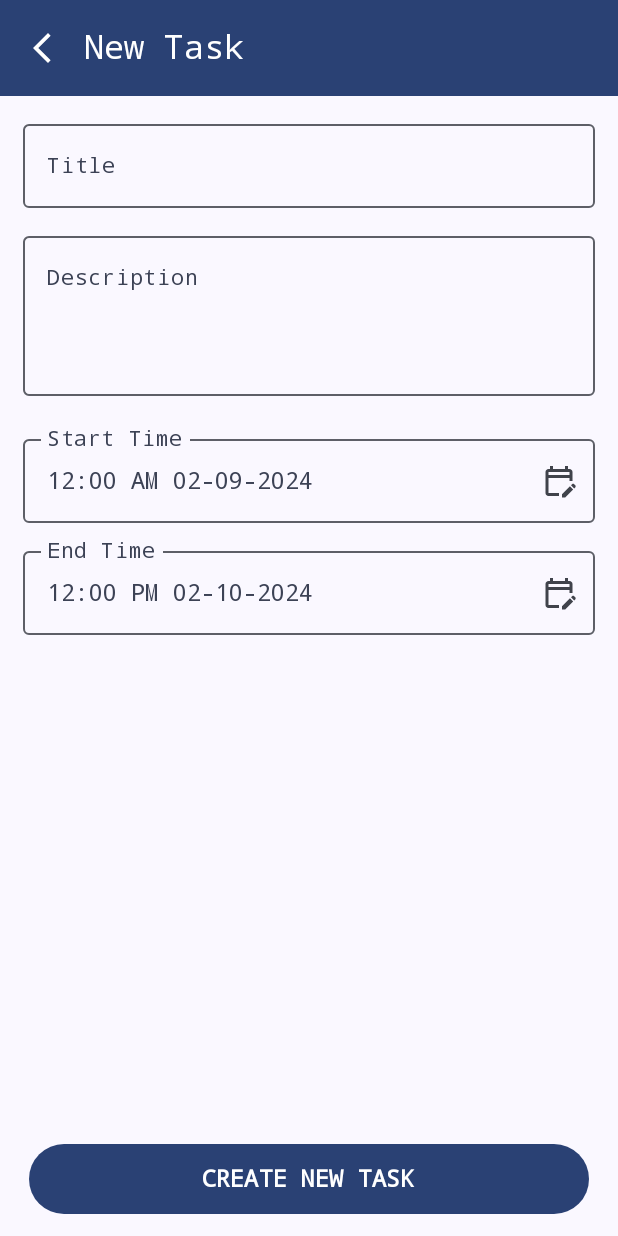
After one commit to ralphmarondev/taskify, an Android app built with Jetpack Compose: the NewTaskScreen screen opened through its navigation route, on a phone screen of 412 x 824 dp. The commit adds this screen. Run offline under Robolectric (Android 15) with nearby library versions, the phone set to English and light mode, and no system bars.

Commit message:
added newtask module
- added navigation dependency and appnavigation to manage navigation
  between screens
- navigating from home to newtask and vice versa
- added viewmodel for newtask

```diff
--- a/app/src/main/java/com/ralphmarondev/taskify/MainActivity.kt
+++ b/app/src/main/java/com/ralphmarondev/taskify/MainActivity.kt
@@ -5,7 +5,7 @@ import androidx.activity.ComponentActivity
 import androidx.activity.compose.setContent
 import androidx.activity.enableEdgeToEdge
 import androidx.core.splashscreen.SplashScreen.Companion.installSplashScreen
-import com.ralphmarondev.taskify.features.home.HomeScreen
+import com.ralphmarondev.taskify.core.navigation.AppNavigation
 import com.ralphmarondev.taskify.ui.theme.TaskifyTheme
 
 class MainActivity : ComponentActivity() {
@@ -15,7 +15,7 @@ class MainActivity : ComponentActivity() {
         enableEdgeToEdge()
         setContent {
             TaskifyTheme {
-                HomeScreen()
+                AppNavigation()
             }
         }
     }
--- /dev/null
+++ b/app/src/main/java/com/ralphmarondev/taskify/core/navigation/AppNavigation.kt
@@ -0,0 +1,35 @@
+package com.ralphmarondev.taskify.core.navigation
+
+import androidx.compose.runtime.Composable
+import androidx.navigation.NavHostController
+import androidx.navigation.compose.NavHost
+import androidx.navigation.compose.composable
+import androidx.navigation.compose.rememberNavController
+import com.ralphmarondev.taskify.features.home.HomeScreen
+import com.ralphmarondev.taskify.features.newtask.NewTaskScreen
+import kotlinx.serialization.Serializable
+
+class Screens {
+    @Serializable
+    object Home
+
+    @Serializable
+    object NewTask
+}
+
+@Composable
+fun AppNavigation(
+    navController: NavHostController = rememberNavController()
+) {
+    NavHost(
+        navController = navController,
+        startDestination = Screens.Home
+    ) {
+        composable<Screens.Home> {
+            HomeScreen(navController)
+        }
+        composable<Screens.NewTask> {
+            NewTaskScreen(navController)
+        }
+    }
+}
--- a/app/src/main/java/com/ralphmarondev/taskify/features/home/HomeScreen.kt
+++ b/app/src/main/java/com/ralphmarondev/taskify/features/home/HomeScreen.kt
@@ -1,12 +1,16 @@
 package com.ralphmarondev.taskify.features.home
 
 import androidx.compose.foundation.layout.Arrangement
+import androidx.compose.foundation.layout.Spacer
 import androidx.compose.foundation.layout.fillMaxSize
 import androidx.compose.foundation.layout.padding
+import androidx.compose.foundation.layout.width
 import androidx.compose.foundation.lazy.LazyColumn
 import androidx.compose.material.icons.Icons
+import androidx.compose.material.icons.outlined.PostAdd
 import androidx.compose.material.icons.outlined.Settings
 import androidx.compose.material3.ExperimentalMaterial3Api
+import androidx.compose.material3.ExtendedFloatingActionButton
 import androidx.compose.material3.Icon
 import androidx.compose.material3.IconButton
 import androidx.compose.material3.MaterialTheme
@@ -23,11 +27,16 @@ import androidx.compose.ui.text.style.TextAlign
 import androidx.compose.ui.tooling.preview.Preview
 import androidx.compose.ui.unit.dp
 import androidx.compose.ui.unit.sp
+import androidx.navigation.NavHostController
+import androidx.navigation.compose.rememberNavController
+import com.ralphmarondev.taskify.core.navigation.Screens
 import com.ralphmarondev.taskify.ui.theme.TaskifyTheme
 
 @OptIn(ExperimentalMaterial3Api::class)
 @Composable
-fun HomeScreen() {
+fun HomeScreen(
+    navController: NavHostController
+) {
     Scaffold(
         topBar = {
             TopAppBar(
@@ -51,6 +60,17 @@ fun HomeScreen() {
                     actionIconContentColor = MaterialTheme.colorScheme.onPrimary
                 )
             )
+        },
+        floatingActionButton = {
+            ExtendedFloatingActionButton(
+                onClick = { navController.navigate(Screens.NewTask) }) {
+                Icon(
+                    imageVector = Icons.Outlined.PostAdd,
+                    contentDescription = ""
+                )
+                Spacer(modifier = Modifier.width(8.dp))
+                Text(text = "NEW")
+            }
         }
     ) { innerPadding ->
         LazyColumn(
@@ -79,6 +99,8 @@ fun HomeScreen() {
 @Composable
 private fun HomeScreenPreview() {
     TaskifyTheme {
-        HomeScreen()
+        HomeScreen(
+            navController = rememberNavController()
+        )
     }
 }
--- /dev/null
+++ b/app/src/main/java/com/ralphmarondev/taskify/features/newtask/NewTaskScreen.kt
@@ -0,0 +1,224 @@
+package com.ralphmarondev.taskify.features.newtask
+
+import androidx.compose.foundation.layout.Column
+import androidx.compose.foundation.layout.Spacer
+import androidx.compose.foundation.layout.fillMaxSize
+import androidx.compose.foundation.layout.fillMaxWidth
+import androidx.compose.foundation.layout.height
+import androidx.compose.foundation.layout.padding
+import androidx.compose.material.icons.Icons
+import androidx.compose.material.icons.outlined.ArrowBackIosNew
+import androidx.compose.material.icons.outlined.EditCalendar
+import androidx.compose.material3.BottomAppBar
+import androidx.compose.material3.Button
+import androidx.compose.material3.ExperimentalMaterial3Api
+import androidx.compose.material3.Icon
+import androidx.compose.material3.IconButton
+import androidx.compose.material3.MaterialTheme
+import androidx.compose.material3.OutlinedTextField
+import androidx.compose.material3.Scaffold
+import androidx.compose.material3.Text
+import androidx.compose.material3.TopAppBar
+import androidx.compose.material3.TopAppBarDefaults
+import androidx.compose.runtime.Composable
+import androidx.compose.runtime.collectAsState
+import androidx.compose.runtime.getValue
+import androidx.compose.ui.Modifier
+import androidx.compose.ui.graphics.Color
+import androidx.compose.ui.text.TextStyle
+import androidx.compose.ui.text.font.FontFamily
+import androidx.compose.ui.text.font.FontWeight
+import androidx.compose.ui.text.style.TextOverflow
+import androidx.compose.ui.tooling.preview.Preview
+import androidx.compose.ui.unit.dp
+import androidx.compose.ui.unit.sp
+import androidx.lifecycle.viewmodel.compose.viewModel
+import androidx.navigation.NavHostController
+import androidx.navigation.compose.rememberNavController
+import com.ralphmarondev.taskify.features.newtask.viewmodel.NewTaskViewModel
+import com.ralphmarondev.taskify.ui.theme.TaskifyTheme
+
+@OptIn(ExperimentalMaterial3Api::class)
+@Composable
+fun NewTaskScreen(
+    navController: NavHostController,
+    viewModel: NewTaskViewModel = viewModel()
+) {
+    val title by viewModel.title.collectAsState()
+    val description by viewModel.description.collectAsState()
+
+    Scaffold(
+        topBar = {
+            TopAppBar(
+                title = {
+                    Text(
+                        text = "New Task",
+                        fontFamily = FontFamily.Monospace
+                    )
+                },
+                navigationIcon = {
+                    IconButton(onClick = { navController.popBackStack() }) {
+                        Icon(
+                            imageVector = Icons.Outlined.ArrowBackIosNew,
+                            contentDescription = ""
+                        )
+                    }
+                },
+                colors = TopAppBarDefaults.topAppBarColors(
+                    containerColor = MaterialTheme.colorScheme.primary,
+                    titleContentColor = MaterialTheme.colorScheme.onPrimary,
+                    navigationIconContentColor = MaterialTheme.colorScheme.onPrimary
+                )
+            )
+        },
+        bottomBar = {
+            BottomAppBar(containerColor = Color.Transparent) {
+                Button(
+                    onClick = { /*TODO*/ },
+                    modifier = Modifier
+                        .fillMaxWidth()
+                        .padding(horizontal = 15.dp, vertical = 10.dp)
+                ) {
+                    Text(
+                        text = "CREATE NEW TASK",
+                        fontSize = 16.sp,
+                        fontWeight = FontWeight.W600,
+                        fontFamily = FontFamily.Monospace,
+                        modifier = Modifier
+                            .padding(5.dp)
+                    )
+                }
+            }
+        }
+    ) { innerPadding ->
+        Column(
+            modifier = Modifier
+                .fillMaxSize()
+                .padding(innerPadding)
+                .padding(vertical = 5.dp),
+        ) {
+            OutlinedTextField(
+                value = title,
+                onValueChange = { viewModel.setTitle(it) },
+                modifier = Modifier
+                    .fillMaxWidth()
+                    .padding(horizontal = 15.dp, vertical = 5.dp),
+                textStyle = TextStyle(
+                    fontSize = 16.sp,
+                    fontWeight = FontWeight.W500,
+                    fontFamily = FontFamily.Monospace,
+                    color = MaterialTheme.colorScheme.secondary
+                ),
+                label = {
+                    Text(
+                        text = "Title", fontSize = 14.sp,
+                        fontWeight = FontWeight.W500,
+                        fontFamily = FontFamily.Monospace,
+                        color = MaterialTheme.colorScheme.secondary,
+                        overflow = TextOverflow.Ellipsis
+                    )
+                },
+                maxLines = 1
+            )
+
+            OutlinedTextField(
+                value = description,
+                onValueChange = { viewModel.setDescription(it) },
+                modifier = Modifier
+                    .fillMaxWidth()
+                    .padding(horizontal = 15.dp, vertical = 5.dp),
+                textStyle = TextStyle(
+                    fontSize = 16.sp,
+                    fontWeight = FontWeight.W500,
+                    fontFamily = FontFamily.Monospace,
+                    color = MaterialTheme.colorScheme.secondary
+                ),
+                label = {
+                    Text(
+                        text = "Description", fontSize = 14.sp,
+                        fontWeight = FontWeight.W500,
+                        fontFamily = FontFamily.Monospace,
+                        color = MaterialTheme.colorScheme.secondary,
+                        overflow = TextOverflow.Ellipsis
+                    )
+                },
+                maxLines = 4,
+                minLines = 4
+            )
+
+            Spacer(modifier = Modifier.height(10.dp))
+            OutlinedTextField(
+                value = "12:00 AM 02-09-2024",
+                onValueChange = { },
+                modifier = Modifier
+                    .fillMaxWidth()
+                    .padding(horizontal = 15.dp, vertical = 5.dp),
+                textStyle = TextStyle(
+                    fontSize = 16.sp,
+                    fontWeight = FontWeight.W500,
+                    fontFamily = FontFamily.Monospace,
+                    color = MaterialTheme.colorScheme.secondary
+                ),
+                label = {
+                    Text(
+                        text = "Start Time", fontSize = 14.sp,
+                        fontWeight = FontWeight.W500,
+                        fontFamily = FontFamily.Monospace,
+                        color = MaterialTheme.colorScheme.secondary,
+                        overflow = TextOverflow.Ellipsis
+                    )
+                },
+                maxLines = 1,
+                trailingIcon = {
+                    IconButton(onClick = { /*TODO*/ }) {
+                        Icon(
+                            imageVector = Icons.Outlined.EditCalendar,
+                            contentDescription = ""
+                        )
+                    }
+                }
+            )
+            OutlinedTextField(
+                value = "12:00 PM 02-10-2024",
+                onValueChange = { },
+                modifier = Modifier
+                    .fillMaxWidth()
+                    .padding(horizontal = 15.dp, vertical = 5.dp),
+                textStyle = TextStyle(
+                    fontSize = 16.sp,
+                    fontWeight = FontWeight.W500,
+                    fontFamily = FontFamily.Monospace,
+                    color = MaterialTheme.colorScheme.secondary
+                ),
+                label = {
+                    Text(
+                        text = "End Time", fontSize = 14.sp,
+                        fontWeight = FontWeight.W500,
+                        fontFamily = FontFamily.Monospace,
+                        color = MaterialTheme.colorScheme.secondary,
+                        overflow = TextOverflow.Ellipsis
+                    )
+                },
+                maxLines = 1,
+                trailingIcon = {
+                    IconButton(onClick = { /*TODO*/ }) {
+                        Icon(
+                            imageVector = Icons.Outlined.EditCalendar,
+                            contentDescription = ""
+                        )
+                    }
+                }
+            )
+        }
+    }
+}
+
+@Preview(showBackground = true, showSystemUi = true)
+@Composable
+private fun NewTaskScreenPreview() {
+    TaskifyTheme {
+        NewTaskScreen(
+            navController = rememberNavController()
+        )
+    }
+}
--- /dev/null
+++ b/app/src/main/java/com/ralphmarondev/taskify/features/newtask/viewmodel/NewTaskViewModel.kt
@@ -0,0 +1,21 @@
+package com.ralphmarondev.taskify.features.newtask.viewmodel
+
+import androidx.lifecycle.ViewModel
+import kotlinx.coroutines.flow.MutableStateFlow
+import kotlinx.coroutines.flow.StateFlow
+
+class NewTaskViewModel : ViewModel() {
+    private val _title = MutableStateFlow("")
+    val title: StateFlow<String> get() = _title
+
+    fun setTitle(value: String) {
+        _title.value = value
+    }
+
+    private val _description = MutableStateFlow("")
+    val description: StateFlow<String> get() = _description
+
+    fun setDescription(value: String) {
+        _description.value = value
+    }
+}
--- a/gradle/libs.versions.toml
+++ b/gradle/libs.versions.toml
@@ -10,10 +10,13 @@ lifecycleRuntimeKtx = "2.8.4"
 activityCompose = "1.9.1"
 composeBom = "2024.04.01"
 materialIconsExtendedAndroid = "1.6.8"
+composeNavigation = "2.8.0-rc01"
+serialization = "1.6.3"
 
 [libraries]
 androidx-core-ktx = { group = "androidx.core", name = "core-ktx", version.ref = "coreKtx" }
 androidx-core-splashscreen = { module = "androidx.core:core-splashscreen", version.ref = "coreSplashscreen" }
+androidx-lifecycle-viewmodel-compose = { module = "androidx.lifecycle:lifecycle-viewmodel-compose", version.ref = "lifecycleRuntimeKtx" }
 androidx-material-icons-extended-android = { module = "androidx.compose.material:material-icons-extended-android", version.ref = "materialIconsExtendedAndroid" }
 junit = { group = "junit", name = "junit", version.ref = "junit" }
 androidx-junit = { group = "androidx.test.ext", name = "junit", version.ref = "junitVersion" }
@@ -28,7 +31,10 @@ androidx-ui-tooling-preview = { group = "androidx.compose.ui", name = "ui-toolin
 androidx-ui-test-manifest = { group = "androidx.compose.ui", name = "ui-test-manifest" }
 androidx-ui-test-junit4 = { group = "androidx.compose.ui", name = "ui-test-junit4" }
 androidx-material3 = { group = "androidx.compose.material3", name = "material3" }
+navigation-compose = { module = "androidx.navigation:navigation-compose", version.ref = "composeNavigation" }
+kotlinx-serialization-json = { module = "org.jetbrains.kotlinx:kotlinx-serialization-json", version.ref = "serialization" }
 
 [plugins]
 android-application = { id = "com.android.application", version.ref = "agp" }
 jetbrains-kotlin-android = { id = "org.jetbrains.kotlin.android", version.ref = "kotlin" }
+kotlin-serialization = { id = "org.jetbrains.kotlin.plugin.serialization", version.ref = "kotlin" }
```
Also changed, not shown: app/build.gradle.kts (+8 -0 lines).
